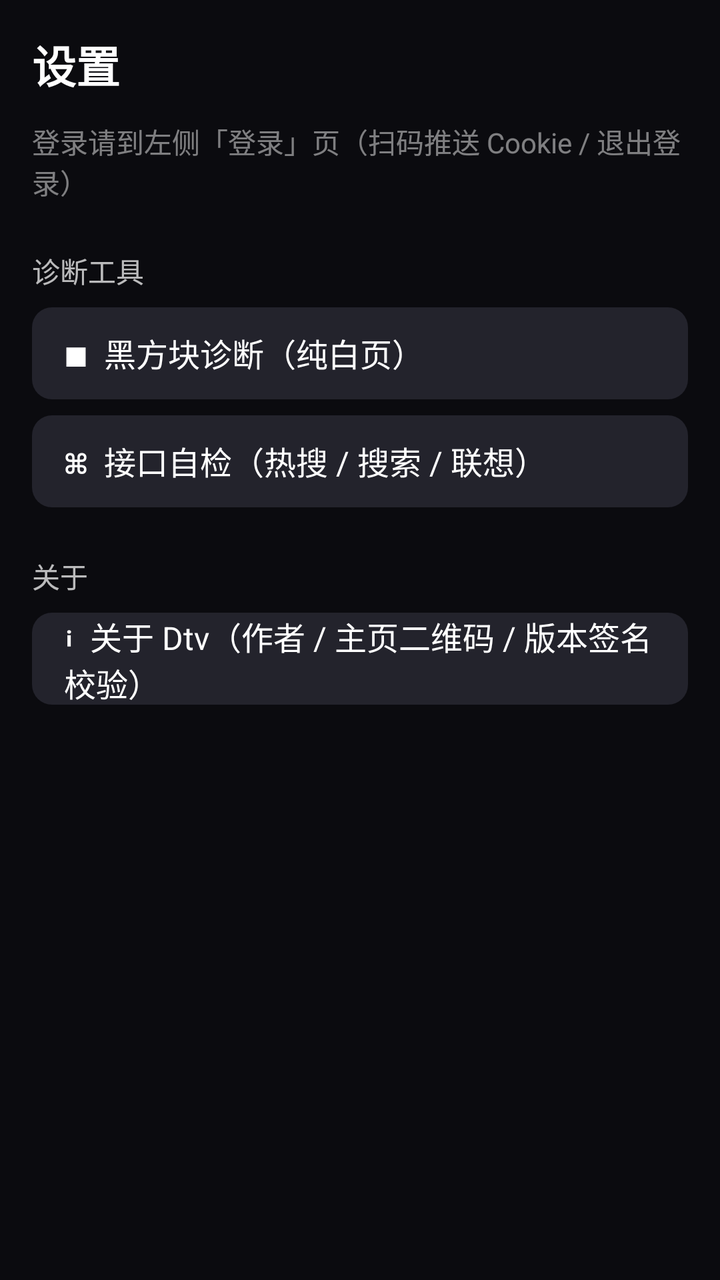
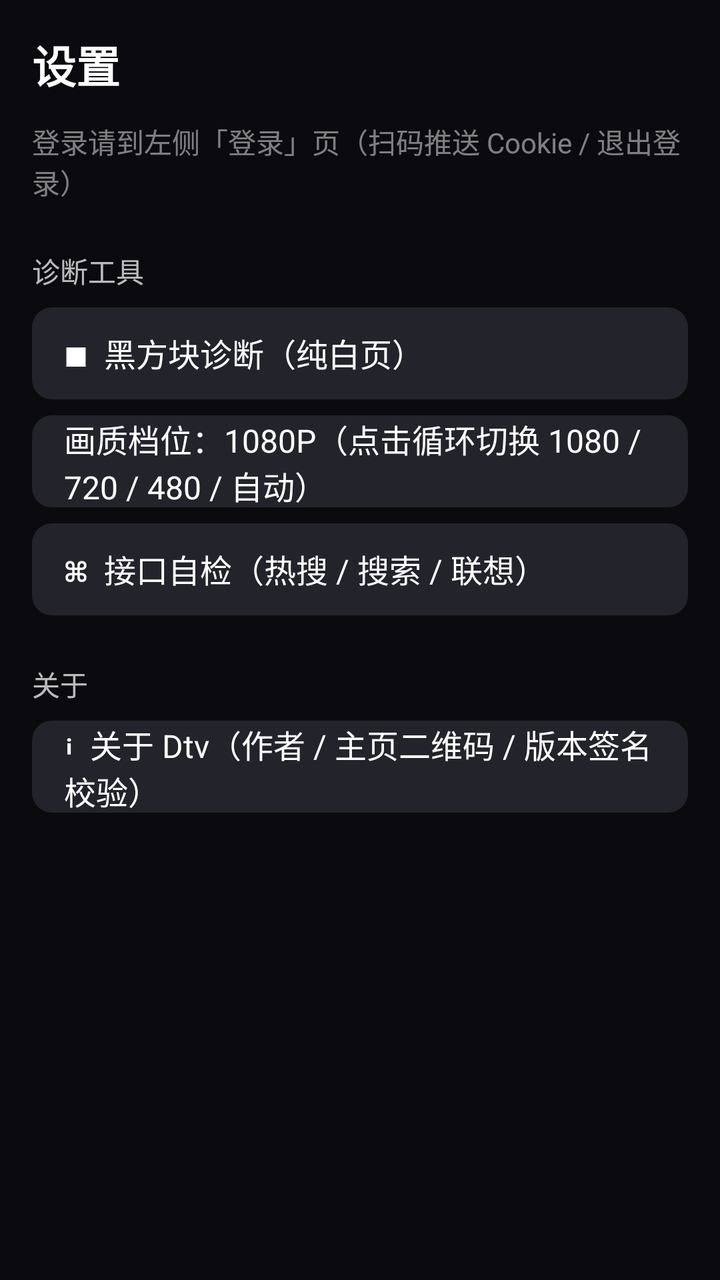

An Android layout rendered at two revisions. The XML below is the earlier revision; the diff shows what the commit changed to produce the second picture.
<!-- AndroidManifest.xml: application theme AppTheme -->
<!-- res/layout/activity_settings.xml -->
<?xml version="1.0" encoding="utf-8"?>
<LinearLayout xmlns:android="http://schemas.android.com/apk/res/android"
    android:layout_width="match_parent"
    android:layout_height="match_parent"
    android:background="@color/bg_root"
    android:orientation="vertical"
    android:padding="@dimen/tv_content_padding">

    <TextView
        android:layout_width="wrap_content"
        android:layout_height="wrap_content"
        android:text="设置"
        android:textColor="@color/text_primary"
        android:textSize="@dimen/tv_section_title_size"
        android:textStyle="bold" />

    <TextView
        android:layout_width="wrap_content"
        android:layout_height="wrap_content"
        android:layout_marginTop="@dimen/space_m"
        android:text="登录请到左侧「登录」页（扫码推送 Cookie / 退出登录）"
        android:textColor="@color/text_tertiary"
        android:textSize="@dimen/text_caption" />

    <TextView
        android:layout_width="wrap_content"
        android:layout_height="wrap_content"
        android:layout_marginTop="@dimen/space_xl"
        android:layout_marginBottom="@dimen/space_s"
        android:text="诊断工具"
        android:textColor="@color/text_secondary"
        android:textSize="@dimen/text_caption" />

    <TextView
        android:id="@+id/btnDiag"
        android:layout_width="match_parent"
        android:layout_height="@dimen/tv_btn_height"
        android:layout_marginBottom="@dimen/space_s"
        android:background="@drawable/focus_chip"
        android:focusable="true"
        android:focusableInTouchMode="true"
        android:gravity="center_vertical"
        android:paddingLeft="@dimen/space_l"
        android:paddingRight="@dimen/space_l"
        android:text="■  黑方块诊断（纯白页）"
        android:textColor="@color/btn_text"
        android:textSize="@dimen/text_body" />

    <TextView
        android:id="@+id/btnProbe"
        android:layout_width="match_parent"
        android:layout_height="@dimen/tv_btn_height"
        android:background="@drawable/focus_chip"
        android:focusable="true"
        android:focusableInTouchMode="true"
        android:gravity="center_vertical"
        android:paddingLeft="@dimen/space_l"
        android:paddingRight="@dimen/space_l"
        android:text="⌘  接口自检（热搜 / 搜索 / 联想）"
        android:textColor="@color/btn_text"
        android:textSize="@dimen/text_body" />

    <TextView
        android:layout_width="wrap_content"
        android:layout_height="wrap_content"
        android:layout_marginTop="@dimen/space_xl"
        android:layout_marginBottom="@dimen/space_s"
        android:text="关于"
        android:textColor="@color/text_secondary"
        android:textSize="@dimen/text_caption" />

    <TextView
        android:id="@+id/btnAbout"
        android:layout_width="match_parent"
        android:layout_height="@dimen/tv_btn_height"
        android:background="@drawable/focus_chip"
        android:focusable="true"
        android:focusableInTouchMode="true"
        android:gravity="center_vertical"
        android:paddingLeft="@dimen/space_l"
        android:paddingRight="@dimen/space_l"
        android:text="ℹ  关于 Dtv（作者 / 主页二维码 / 版本签名校验）"
        android:textColor="@color/btn_text"
        android:textSize="@dimen/text_body" />

    <TextView
        android:id="@+id/tvCodecs"
        android:layout_width="match_parent"
        android:layout_height="wrap_content"
        android:layout_marginTop="@dimen/space_m"
        android:lineSpacingExtra="2dp"
        android:textColor="@color/text_secondary"
        android:textSize="@dimen/text_caption" />

</LinearLayout>
<!-- resources referenced by this layout -->
<resources>
  <color name="bg_root">#FF0B0B0F</color>
  <color name="text_primary">#FFFFFFFF</color>
  <color name="text_secondary">#B8FFFFFF</color>
  <color name="text_tertiary">#7AFFFFFF</color>
  <dimen name="space_l">16dp</dimen>
  <dimen name="space_m">12dp</dimen>
  <dimen name="space_s">8dp</dimen>
  <dimen name="space_xl">24dp</dimen>
  <dimen name="text_body">16sp</dimen>
  <dimen name="text_caption">14sp</dimen>
  <dimen name="tv_btn_height">46dp</dimen>
  <dimen name="tv_content_padding">16dp</dimen>
  <dimen name="tv_section_title_size">22sp</dimen>
  <!-- drawable focus_chip (drawable) -->
  <?xml version="1.0" encoding="utf-8"?>
  <selector xmlns:android="http://schemas.android.com/apk/res/android">
      <item android:state_focused="true">
          <shape android:shape="rectangle">
              <solid android:color="@color/brand" />
              <corners android:radius="@dimen/radius_m" />
          </shape>
      </item>
      <item>
          <shape android:shape="rectangle">
              <solid android:color="@color/bg_chip" />
              <corners android:radius="@dimen/radius_m" />
          </shape>
      </item>
  </selector>
  <style name="AppTheme" parent="@android:style/Theme.Holo.NoActionBar">
          <item name="android:windowBackground">@android:color/black</item>
      </style>
  <color name="brand">#FFFE2C55</color>
  <dimen name="radius_m">10dp</dimen>
  <color name="bg_chip">#FF23232C</color>
</resources>

<!-- the commit's change to res/layout/activity_settings.xml (unified diff, before → after) -->
@@ -45,6 +45,21 @@
         android:text="■  黑方块诊断（纯白页）"
         android:textColor="@color/btn_text"
         android:textSize="@dimen/text_body" />
+<TextView
+        android:id="@+id/btnGear"
+        android:layout_width="match_parent"
+        android:layout_height="@dimen/tv_btn_height"
+        android:layout_marginBottom="@dimen/space_s"
+        android:background="@drawable/focus_chip"
+        android:focusable="true"
+        android:focusableInTouchMode="true"
+        android:gravity="center_vertical"
+        android:paddingLeft="@dimen/space_l"
+        android:paddingRight="@dimen/space_l"
+        android:text="画质档位：1080P（点击循环切换 1080 / 720 / 480 / 自动）"
+        android:textColor="@color/btn_text"
+        android:textSize="@dimen/text_body" />
+
 
     <TextView
         android:id="@+id/btnProbe"
